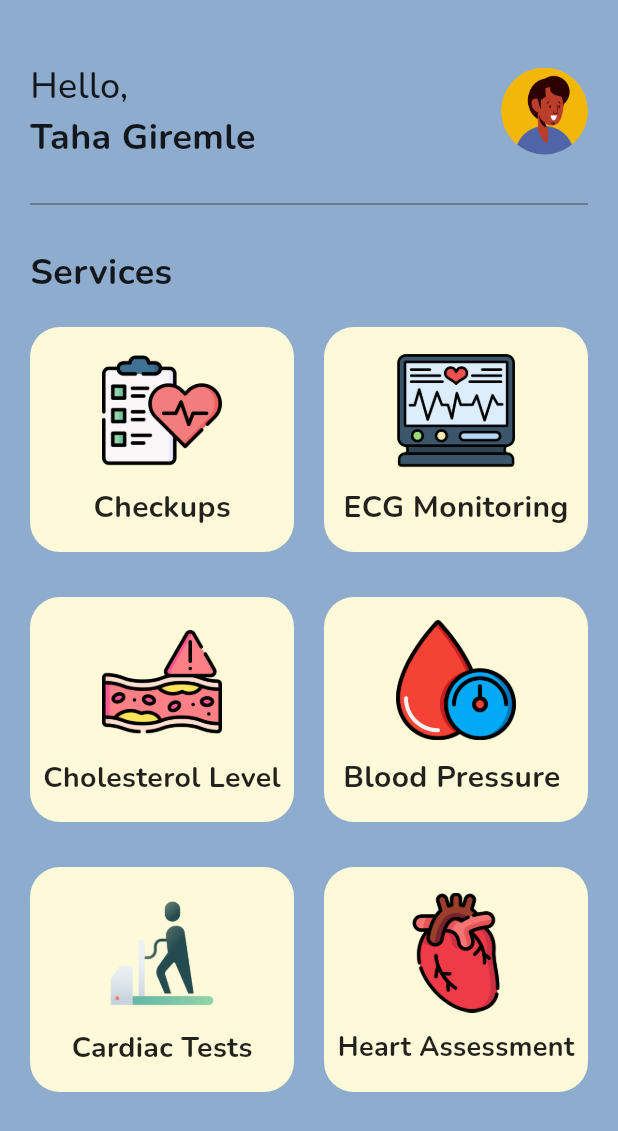
After one commit to tahagiremle/doctor_booking_flutter, a Flutter app: the screen it shows after launch, after a tap on "Expert Doctor Just a Tap Away", on a phone screen of 412 x 824 dp. The commit adds this screen. Shown: the top 1131 px of the screen. Run offline on Flutter 3.47's test engine with Material 3 defaults, Android fonts, the phone set to English and light mode, and no system bars; our stand-ins replace google_fonts.

Commit message:
add homepage

```diff
--- /dev/null
+++ b/lib/pages/booking.dart
@@ -0,0 +1,15 @@
+import 'package:flutter/material.dart';
+
+class Booking extends StatefulWidget {
+  const Booking({super.key});
+
+  @override
+  State<Booking> createState() => _BookingState();
+}
+
+class _BookingState extends State<Booking> {
+  @override
+  Widget build(BuildContext context) {
+    return Scaffold();
+  }
+}
--- /dev/null
+++ b/lib/pages/homepage.dart
@@ -0,0 +1,257 @@
+import 'package:flutter/material.dart';
+import 'package:google_fonts/google_fonts.dart';
+
+class HomePage extends StatefulWidget {
+  const HomePage({super.key});
+
+  @override
+  State<HomePage> createState() => _HomePageState();
+}
+
+class _HomePageState extends State<HomePage> {
+  @override
+  Widget build(BuildContext context) {
+    return Scaffold(
+      backgroundColor: Color.fromARGB(255, 142, 172, 205),
+      body: Container(
+        margin: EdgeInsets.only(top: 40, left: 20, right: 20),
+        child: Column(
+          crossAxisAlignment: CrossAxisAlignment.start,
+          children: [
+            Row(
+              mainAxisAlignment: MainAxisAlignment.spaceBetween,
+              children: [
+                Column(
+                  crossAxisAlignment: CrossAxisAlignment.start,
+                  children: [
+                    Text(
+                      "Hello,",
+                      style: GoogleFonts.nunito(
+                          color: Colors.black87,
+                          fontSize: 24,
+                          fontWeight: FontWeight.w500),
+                    ),
+                    Text(
+                      "Taha Giremle",
+                      style: GoogleFonts.nunito(
+                          color: Colors.black87,
+                          fontSize: 24,
+                          fontWeight: FontWeight.bold),
+                    ),
+                  ],
+                ),
+                ClipRRect(
+                  borderRadius: BorderRadius.circular(30),
+                  child: Image.asset(
+                    "assets/man.png",
+                    height: 58,
+                    width: 58,
+                    fit: BoxFit.cover,
+                  ),
+                )
+              ],
+            ),
+            SizedBox(height: 20),
+            Divider(
+              color: Colors.black38,
+            ),
+            SizedBox(height: 20),
+            Text(
+              "Services",
+              style: GoogleFonts.nunito(
+                  color: Colors.black87,
+                  fontSize: 24,
+                  fontWeight: FontWeight.bold),
+            ),
+            SizedBox(height: 20),
+            Row(
+              children: [
+                Flexible(
+                  fit: FlexFit.tight,
+                  child: Container(
+                    height: 150,
+                    decoration: BoxDecoration(
+                        color: Color.fromARGB(255, 254, 249, 217),
+                        borderRadius: BorderRadius.circular(20)),
+                    child: Column(
+                      mainAxisAlignment: MainAxisAlignment.center,
+                      children: [
+                        Image.asset(
+                          "assets/health-check.png",
+                          width: 80,
+                          height: 80,
+                          fit: BoxFit.cover,
+                        ),
+                        SizedBox(height: 10),
+                        Text(
+                          "Checkups",
+                          style: GoogleFonts.nunito(
+                              color: Colors.black87,
+                              fontSize: 20,
+                              fontWeight: FontWeight.bold),
+                        ),
+                      ],
+                    ),
+                  ),
+                ),
+                SizedBox(width: 20),
+                Flexible(
+                  fit: FlexFit.tight,
+                  child: Container(
+                    height: 150,
+                    decoration: BoxDecoration(
+                        color: Color.fromARGB(255, 254, 249, 217),
+                        borderRadius: BorderRadius.circular(20)),
+                    child: Column(
+                      mainAxisAlignment: MainAxisAlignment.center,
+                      children: [
+                        Image.asset(
+                          "assets/electrocardiogram.png",
+                          width: 80,
+                          height: 80,
+                          fit: BoxFit.cover,
+                        ),
+                        SizedBox(height: 10),
+                        Text(
+                          "ECG Monitoring",
+                          style: GoogleFonts.nunito(
+                              color: Colors.black87,
+                              fontSize: 20,
+                              fontWeight: FontWeight.bold),
+                        ),
+                      ],
+                    ),
+                  ),
+                ),
+              ],
+            ),
+            SizedBox(height: 30),
+            Row(
+              children: [
+                Flexible(
+                  fit: FlexFit.tight,
+                  child: Container(
+                    height: 150,
+                    decoration: BoxDecoration(
+                        color: Color.fromARGB(255, 254, 249, 217),
+                        borderRadius: BorderRadius.circular(20)),
+                    child: Column(
+                      mainAxisAlignment: MainAxisAlignment.center,
+                      children: [
+                        Image.asset(
+                          "assets/cholesterol.png",
+                          width: 80,
+                          height: 80,
+                          fit: BoxFit.cover,
+                        ),
+                        SizedBox(height: 10),
+                        Text(
+                          "Cholesterol Level",
+                          style: GoogleFonts.nunito(
+                              color: Colors.black87,
+                              fontSize: 19,
+                              fontWeight: FontWeight.bold),
+                        ),
+                      ],
+                    ),
+                  ),
+                ),
+                SizedBox(width: 20),
+                Flexible(
+                  fit: FlexFit.tight,
+                  child: Container(
+                    height: 150,
+                    decoration: BoxDecoration(
+                        color: Color.fromARGB(255, 254, 249, 217),
+                        borderRadius: BorderRadius.circular(20)),
+                    child: Column(
+                      mainAxisAlignment: MainAxisAlignment.center,
+                      children: [
+                        Image.asset(
+                          "assets/blood-pressure.png",
+                          width: 80,
+                          height: 80,
+                          fit: BoxFit.cover,
+                        ),
+                        SizedBox(height: 10),
+                        Text(
+                          "Blood Pressure ",
+                          style: GoogleFonts.nunito(
+                              color: Colors.black87,
+                              fontSize: 20,
+                              fontWeight: FontWeight.bold),
+                        ),
+                      ],
+                    ),
+                  ),
+                ),
+              ],
+            ),
+            SizedBox(height: 30),
+            Row(
+              children: [
+                Flexible(
+                  fit: FlexFit.tight,
+                  child: Container(
+                    height: 150,
+                    decoration: BoxDecoration(
+                        color: Color.fromARGB(255, 254, 249, 217),
+                        borderRadius: BorderRadius.circular(20)),
+                    child: Column(
+                      mainAxisAlignment: MainAxisAlignment.center,
+                      children: [
+                        Image.asset(
+                          "assets/cardiac.png",
+                          width: 80,
+                          height: 80,
+                          fit: BoxFit.cover,
+                        ),
+                        SizedBox(height: 10),
+                        Text(
+                          "Cardiac Tests",
+                          style: GoogleFonts.nunito(
+                              color: Colors.black87,
+                              fontSize: 19,
+                              fontWeight: FontWeight.bold),
+                        ),
+                      ],
+                    ),
+                  ),
+                ),
+                SizedBox(width: 20),
+                Flexible(
+                  fit: FlexFit.tight,
+                  child: Container(
+                    height: 150,
+                    decoration: BoxDecoration(
+                        color: Color.fromARGB(255, 254, 249, 217),
+                        borderRadius: BorderRadius.circular(20)),
+                    child: Column(
+                      mainAxisAlignment: MainAxisAlignment.center,
+                      children: [
+                        Image.asset(
+                          "assets/heartvalve.png",
+                          width: 80,
+                          height: 80,
+                          fit: BoxFit.cover,
+                        ),
+                        SizedBox(height: 10),
+                        Text(
+                          "Heart Assessment",
+                          style: GoogleFonts.nunito(
+                              color: Colors.black87,
+                              fontSize: 18,
+                              fontWeight: FontWeight.bold),
+                        ),
+                      ],
+                    ),
+                  ),
+                ),
+              ],
+            )
+          ],
+        ),
+      ),
+    );
+  }
+}
--- a/lib/pages/onboarding.dart
+++ b/lib/pages/onboarding.dart
@@ -1,3 +1,4 @@
+import 'package:doctor_booking_flutter/pages/homepage.dart';
 import 'package:flutter/material.dart';
 
 class Onboarding extends StatefulWidget {
@@ -31,17 +32,27 @@ class _OnboardingState extends State<Onboarding> {
               ),
             ),
             SizedBox(height: 50),
-            Container(
+            GestureDetector(
+              onTap: () {
+                Navigator.push(
+                  context,
+                  MaterialPageRoute(
+                    builder: (context) => HomePage(),
+                  ),
+                );
+              },
+              child: Container(
                 padding: EdgeInsets.symmetric(horizontal: 20, vertical: 13),
                 decoration: BoxDecoration(
                     color: Color.fromARGB(255, 222, 229, 212),
                     borderRadius: BorderRadius.circular(20)),
                 child: Text(
-                "Expert Doctors Just a Tap Away",
+                  "Expert Doctor Just a Tap Away",
                   style: TextStyle(
                       color: Colors.black87,
                       fontSize: 20,
                       fontWeight: FontWeight.bold),
+                ),
               ),
             )
           ],
--- a/pubspec.yaml
+++ b/pubspec.yaml
@@ -35,6 +35,7 @@ dependencies:
   # The following adds the Cupertino Icons font to your application.
   # Use with the CupertinoIcons class for iOS style icons.
   cupertino_icons: ^1.0.8
+  google_fonts: ^6.2.1
 
 dev_dependencies:
   flutter_test:
```
Also changed, not shown: lib/main.dart (+5 -2 lines), assets/blood-pressure.png (added), assets/cardiac.png (added), assets/cholesterol.png (added), assets/electrocardiogram.png (added), assets/health-check.png (added), assets/heartvalve.png (added), assets/man.png (added), pubspec.lock, 1 other file. Lines whose indentation alone changed are shown as unchanged.
